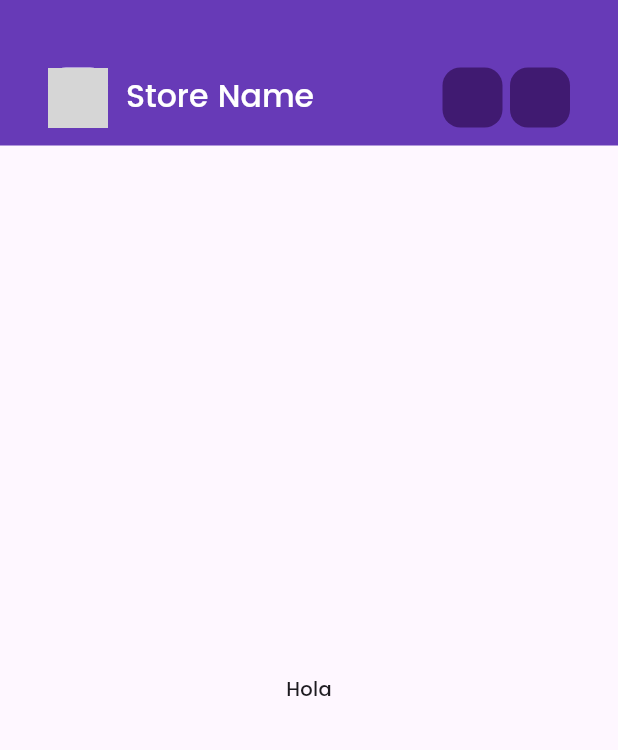
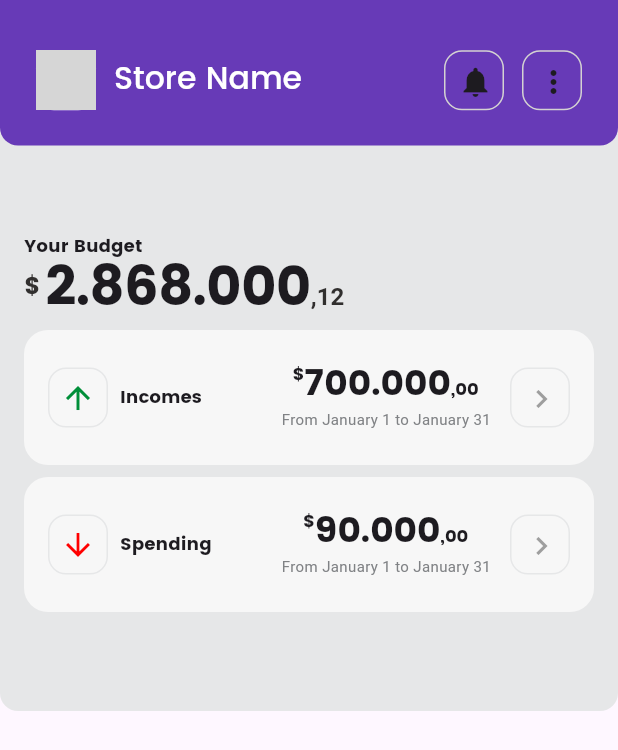
Before and after one commit to Jbedoyav/foundation, a Flutter app: the screen it shows after launch, on a phone screen of 412 x 824 dp. Shown: the top 750 px of the screen. Run offline on Flutter 3.47's test engine with Material 3 defaults, Android fonts, the phone set to English and light mode, and no system bars; Roboto replaces fonts that are missing (RobotoMono); grey boxes are pictures that could not be loaded.

Commit message:
📦 NEW: home, and cards

```diff
--- a/lib/design_system/tokens/colors.dart
+++ b/lib/design_system/tokens/colors.dart
@@ -26,4 +26,7 @@ class BaseColors {
   static const scale04 = Color(0xFF808285);
   static const scale05 = Color(0xFF454648);
   static const scale06 = Color(0xFF292929);
+
+  static const spendColor = Color(0xFF0000);
+  static const incomeColor = Color(0x008F39);
 }
--- /dev/null
+++ b/lib/design_system/tokens/radius.dart
@@ -0,0 +1,8 @@
+import "package:flutter/material.dart";
+
+class BaseRadius {
+  BaseRadius._();
+
+  static const Radius xs = Radius.circular(12);
+  static const Radius small = Radius.circular(12);
+}
--- a/lib/design_system/tokens/theme.dart
+++ b/lib/design_system/tokens/theme.dart
@@ -7,9 +7,9 @@ class Themes {
     fontFamily: 'Poppins',
     primaryColor: BaseColors.brandPrimary,
     textTheme: const TextTheme(
-      displayLarge: TextStyle(fontSize: 48.0, fontWeight: FontWeight.bold),
+      displayLarge: TextStyle(fontSize: 36.0, fontWeight: FontWeight.bold),
       displayMedium: TextStyle(fontSize: 24.0, fontWeight: FontWeight.bold),
-      displaySmall: TextStyle(fontSize: 16.0, fontWeight: FontWeight.bold),
+      displaySmall: TextStyle(fontSize: 12.0, fontWeight: FontWeight.bold),
       headlineLarge: TextStyle(fontSize: 21.0, color: BaseColors.bgWhite),
       bodyLarge: TextStyle(fontSize: 14.0),
       bodyMedium: TextStyle(fontSize: 13.0),
--- a/lib/pages/home_page.dart
+++ b/lib/pages/home_page.dart
@@ -1,6 +1,9 @@
 import 'package:flutter/material.dart';
-import 'package:flutter/widgets.dart';
 import 'package:foundations/design_system/tokens/colors.dart';
+import 'package:foundations/design_system/tokens/radius.dart';
+import 'package:foundations/widgets/custom_money_display.dart';
+import 'package:foundations/widgets/home_app_bar_title.dart';
+import 'package:foundations/widgets/summary_card.dart';
 
 class HomePage extends StatelessWidget {
   const HomePage({super.key});
@@ -10,59 +13,97 @@ class HomePage extends StatelessWidget {
     return Scaffold(
       appBar: AppBar(
         toolbarHeight: 97,
-        backgroundColor: BaseColors.brandPrimaryMat,
-        title: Padding(
-          padding: const EdgeInsets.fromLTRB(16, 45, 16, 12),
-          child: Row(
-            children: [
-              Container(
-                width: 40,
-                height: 40,
-                margin: const EdgeInsets.only(right: 12),
-                decoration: const BoxDecoration(
-                  color: BaseColors.bgWhite,
-                  image: DecorationImage(
-                    image: AssetImage('assets/image/user.png'),
-                  ),
-                  borderRadius: BorderRadius.all(
-                    Radius.circular(12),
-                  ),
-                ),
-              ),
-              Expanded(
-                child: Text(
-                  'Store Name',
-                  style: Theme.of(context).textTheme.headlineLarge,
-                ),
-              ),
-              Container(
-                width: 40,
-                height: 40,
-                decoration: const BoxDecoration(
-                  color: BaseColors.brandPrimary,
-                  borderRadius: BorderRadius.all(
-                    Radius.circular(12),
-                  ),
-                ),
-              ),
-              Container(
-                width: 40,
-                height: 40,
-                margin: const EdgeInsets.only(left: 5),
-                decoration: const BoxDecoration(
-                  color: BaseColors.brandPrimary,
-                  borderRadius: BorderRadius.all(
-                    Radius.circular(12),
-                  ),
-                ),
-              ),
-            ],
+        shape: const RoundedRectangleBorder(
+          borderRadius: BorderRadius.only(
+            bottomLeft: BaseRadius.small,
+            bottomRight: BaseRadius.small,
           ),
         ),
+        backgroundColor: BaseColors.brandPrimaryMat,
+        title: const Padding(
+          padding: EdgeInsets.fromLTRB(8, 30, 8, 20),
+          child: HomeAppBarTitle(),
+        ),
       ),
-      body: const Center(
-        child: Text('Hola'),
+      body: const Column(
+        children: [
+          TopHomePageBody(),
+          MidHomePageBody(),
+          Expanded(child: BottomHomePageBody())
+        ],
       ),
     );
   }
 }
+
+class TopHomePageBody extends StatelessWidget {
+  const TopHomePageBody({super.key});
+
+  @override
+  Widget build(BuildContext context) {
+    return Container(
+      padding: const EdgeInsets.all(16),
+      width: MediaQuery.of(context).size.width,
+      transform: Matrix4.translationValues(0, -12, 0),
+      decoration: const BoxDecoration(
+          color: BaseColors.scale02,
+          borderRadius: BorderRadius.only(
+            bottomLeft: BaseRadius.small,
+            bottomRight: BaseRadius.small,
+          )),
+      height: 389,
+      child: Column(
+        crossAxisAlignment: CrossAxisAlignment.start,
+        children: [
+          Container(
+            margin: const EdgeInsets.only(top: 56),
+            child: Text(
+              'Your Budget',
+              style: Theme.of(context).textTheme.displaySmall,
+            ),
+          ),
+          CustomMoneyDisplay(
+            amount: 2868000.12,
+            padding: const EdgeInsets.only(top: 8, right: 4),
+            amountStyle: Theme.of(context).textTheme.displayLarge!,
+            amountStyleSmall: const TextStyle(
+              fontSize: 16,
+              fontWeight: FontWeight.bold,
+              color: BaseColors.bGBlack,
+            ),
+          ),
+          SummaryCard(
+            typeSummaryCard: TypeSummaryCard.income,
+            amount: 700000,
+            period: 'From January 1 to January 31 ',
+            action: () => print('spending'),
+          ),
+          SummaryCard(
+            typeSummaryCard: TypeSummaryCard.spend,
+            amount: 90000,
+            period: 'From January 1 to January 31 ',
+            action: () => print('spending'),
+          ),
+        ],
+      ),
+    );
+  }
+}
+
+class MidHomePageBody extends StatelessWidget {
+  const MidHomePageBody({super.key});
+
+  @override
+  Widget build(BuildContext context) {
+    return Container();
+  }
+}
+
+class BottomHomePageBody extends StatelessWidget {
+  const BottomHomePageBody({super.key});
+
+  @override
+  Widget build(BuildContext context) {
+    return Container();
+  }
+}
--- /dev/null
+++ b/lib/widgets/custom_money_display.dart
@@ -0,0 +1,46 @@
+import 'package:flutter/material.dart';
+import 'package:flutter/widgets.dart';
+import 'package:intl/intl.dart';
+
+class CustomMoneyDisplay extends StatelessWidget {
+  final double amount;
+  final TextStyle amountStyle;
+  final TextStyle amountStyleSmall;
+  final EdgeInsets? padding;
+
+  const CustomMoneyDisplay(
+      {super.key,
+      required this.amount,
+      required this.amountStyle,
+      required this.amountStyleSmall,
+      this.padding});
+
+  @override
+  Widget build(BuildContext context) {
+    final formater = NumberFormat.currency(
+      locale: 'eu',
+      customPattern: '#,### \u00a4',
+      symbol: '',
+      decimalDigits: 2,
+    );
+
+    final String convertedMoneyToString = formater.format(amount);
+    final splitConvertedValues = convertedMoneyToString.split(',');
+    return Row(
+      crossAxisAlignment: CrossAxisAlignment.start,
+      children: [
+        Container(
+          padding: padding,
+          child: Text('\$', style: amountStyleSmall),
+        ),
+        RichText(
+          text: TextSpan(children: [
+            TextSpan(text: splitConvertedValues[0], style: amountStyle),
+            TextSpan(
+                text: ',${splitConvertedValues[1]}', style: amountStyleSmall)
+          ]),
+        )
+      ],
+    );
+  }
+}
--- /dev/null
+++ b/lib/widgets/home_app_bar_title.dart
@@ -0,0 +1,46 @@
+import 'package:flutter/material.dart';
+import 'package:foundations/design_system/tokens/colors.dart';
+import 'package:foundations/widgets/icon_header_container.dart';
+
+class HomeAppBarTitle extends StatelessWidget {
+  const HomeAppBarTitle({super.key});
+
+  @override
+  Widget build(BuildContext context) {
+    return Row(
+      children: [
+        Container(
+          width: 40,
+          height: 40,
+          margin: const EdgeInsets.only(right: 12),
+          decoration: const BoxDecoration(
+            color: BaseColors.bgWhite,
+            image: DecorationImage(
+              image: AssetImage('assets/image/user.png'),
+            ),
+            borderRadius: BorderRadius.all(
+              Radius.circular(12),
+            ),
+          ),
+        ),
+        Expanded(
+          child: Text(
+            'Store Name',
+            style: Theme.of(context).textTheme.headlineLarge,
+          ),
+        ),
+        IconHeaderContainer(
+          configMargin: const EdgeInsets.only(right: 12),
+          iconButton: IconButton(
+              onPressed: () => print('press notification button'),
+              icon: const Icon(Icons.notifications)),
+        ),
+        IconHeaderContainer(
+          iconButton: IconButton(
+              onPressed: () => print('press button more'),
+              icon: const Icon(Icons.more_vert)),
+        )
+      ],
+    );
+  }
+}
--- /dev/null
+++ b/lib/widgets/icon_header_container.dart
@@ -0,0 +1,25 @@
+import 'package:flutter/material.dart';
+import 'package:foundations/design_system/tokens/colors.dart';
+
+class IconHeaderContainer extends StatelessWidget {
+  final IconButton iconButton;
+  final EdgeInsets? configMargin;
+  const IconHeaderContainer(
+      {super.key, required this.iconButton, this.configMargin});
+
+  @override
+  Widget build(BuildContext context) {
+    return Container(
+      height: 40,
+      width: 40,
+      margin: configMargin,
+      decoration: BoxDecoration(
+        border: Border.all(color: BaseColors.bgDarkGray),
+        borderRadius: const BorderRadius.all(
+          Radius.circular(12),
+        ),
+      ),
+      child: iconButton,
+    );
+  }
+}
--- /dev/null
+++ b/lib/widgets/summary_card.dart
@@ -0,0 +1,106 @@
+import 'package:flutter/material.dart';
+import 'package:foundations/design_system/tokens/colors.dart';
+import 'package:foundations/design_system/tokens/radius.dart';
+import 'package:foundations/widgets/custom_money_display.dart';
+
+enum TypeSummaryCard { income, spend }
+
+class SummaryCard extends StatelessWidget {
+  final TypeSummaryCard typeSummaryCard;
+  final double amount;
+  final String period;
+  final void Function()? action;
+  const SummaryCard(
+      {super.key,
+      required this.typeSummaryCard,
+      required this.amount,
+      required this.period,
+      this.action});
+
+  @override
+  Widget build(BuildContext context) {
+    var incomesIcon = const Icon(
+      Icons.arrow_upward,
+      color: Color.fromARGB(255, 0, 143, 57),
+    );
+    var spendIcon = const Icon(
+      Icons.arrow_downward,
+      color: Color.fromARGB(255, 255, 0, 0),
+    );
+
+    return Container(
+      height: 90,
+      margin: const EdgeInsets.only(top: 8),
+      padding: const EdgeInsets.all(16),
+      decoration: const BoxDecoration(
+        shape: BoxShape.rectangle,
+        color: BaseColors.scale01,
+        borderRadius: BorderRadius.all(Radius.circular(16)),
+      ),
+      child: Row(
+        mainAxisAlignment: MainAxisAlignment.spaceBetween,
+        children: [
+          Container(
+            height: 40,
+            width: 40,
+            margin: const EdgeInsets.only(right: 8),
+            decoration: BoxDecoration(
+              borderRadius: const BorderRadius.all(BaseRadius.xs),
+              border: Border.all(color: BaseColors.scale02),
+            ),
+            child: typeSummaryCard == TypeSummaryCard.income
+                ? incomesIcon
+                : spendIcon,
+          ),
+          Expanded(
+            child: Text(
+              typeSummaryCard == TypeSummaryCard.income
+                  ? 'Incomes'
+                  : 'Spending',
+              style: Theme.of(context).textTheme.displaySmall,
+            ),
+          ),
+          Container(
+            //        decoration: BoxDecoration(border: Border.all(color: Colors.red)),
+            margin: const EdgeInsets.only(right: 8),
+            child: Column(
+              mainAxisAlignment: MainAxisAlignment.center,
+              children: [
+                CustomMoneyDisplay(
+                  amount: amount,
+                  amountStyle: Theme.of(context).textTheme.displayMedium!,
+                  amountStyleSmall: Theme.of(context).textTheme.displaySmall!,
+                ),
+                Padding(
+                  padding: const EdgeInsets.all(2.0),
+                  child: Text(
+                    period,
+                    style: const TextStyle(
+                      color: BaseColors.scale04,
+                      fontFamily: 'RobotoMono',
+                      fontSize: 10,
+                    ),
+                  ),
+                ),
+              ],
+            ),
+          ),
+          Container(
+            height: 40,
+            width: 40,
+            decoration: BoxDecoration(
+                borderRadius: BorderRadius.all(Radius.circular(12)),
+                border: Border.all(color: BaseColors.scale02)),
+            child: IconButton(
+              icon: const Icon(
+                Icons.chevron_right,
+                color: Colors.grey,
+              ),
+              onPressed: action,
+            ),
+          )
+        ],
+      ),
+    );
+  }
+}
--- a/pubspec.yaml
+++ b/pubspec.yaml
@@ -35,6 +35,7 @@ dependencies:
   # The following adds the Cupertino Icons font to your application.
   # Use with the CupertinoIcons class for iOS style icons.
   cupertino_icons: ^1.0.6
+  intl: ^0.19.0
 
 dev_dependencies:
   flutter_test:
```
Also changed, not shown: pubspec.lock.
